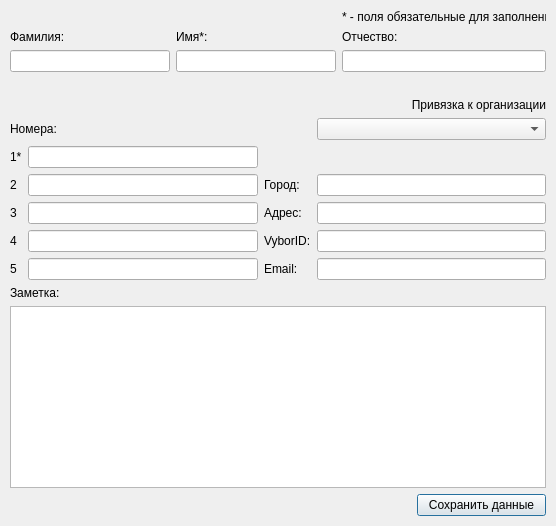
First picture: the form in AddContactDialog.ui, repository okostynchuk/Outcall, before the edit.
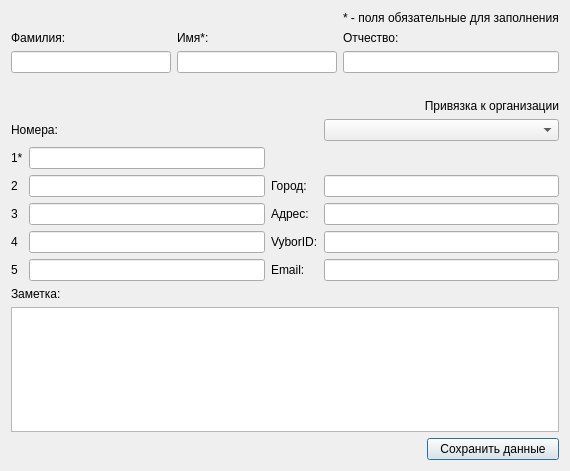
Second picture: the form after the edit.

Commit message: view windows fixed + new button for popup

```diff
--- a/AddContactDialog.ui
+++ b/AddContactDialog.ui
@@ -7,7 +7,7 @@
     <x>0</x>
     <y>0</y>
     <width>556</width>
-    <height>526</height>
+    <height>471</height>
    </rect>
   </property>
   <property name="minimumSize">
@@ -19,17 +19,10 @@
   <property name="windowTitle">
    <string>Dialog</string>
   </property>
-  <widget class="QWidget" name="layoutWidget">
-   <property name="geometry">
-    <rect>
-     <x>10</x>
-     <y>10</y>
-     <width>536</width>
-     <height>506</height>
-    </rect>
-   </property>
-   <layout class="QVBoxLayout" name="verticalLayout_3">
-    <item>
+  <layout class="QGridLayout" name="gridLayout_2">
+   <item row="0" column="0">
+    <layout class="QGridLayout" name="gridLayout">
+     <item row="0" column="0">
      <layout class="QGridLayout" name="gridLayout_5">
       <item row="0" column="3">
        <widget class="QLabel" name="label_13">
@@ -107,7 +100,7 @@
       </item>
      </layout>
     </item>
-    <item>
+     <item row="1" column="0">
      <widget class="QLabel" name="label">
       <property name="text">
        <string>Привязка к организации</string>
@@ -117,7 +110,7 @@
       </property>
      </widget>
     </item>
-    <item>
+     <item row="2" column="0">
      <layout class="QGridLayout" name="gridLayout_6">
       <item row="0" column="4">
        <widget class="QComboBox" name="comboBox"/>
@@ -228,7 +221,7 @@
       </item>
      </layout>
     </item>
-    <item>
+     <item row="3" column="0">
      <layout class="QGridLayout" name="gridLayout_7">
       <item row="0" column="0">
        <widget class="QLabel" name="label_17">
@@ -257,7 +250,8 @@
      </layout>
     </item>
    </layout>
-  </widget>
+   </item>
+  </layout>
  </widget>
  <resources/>
  <connections/>
```
Lines whose indentation alone changed are shown as unchanged. The commit also changes 7 other files.
